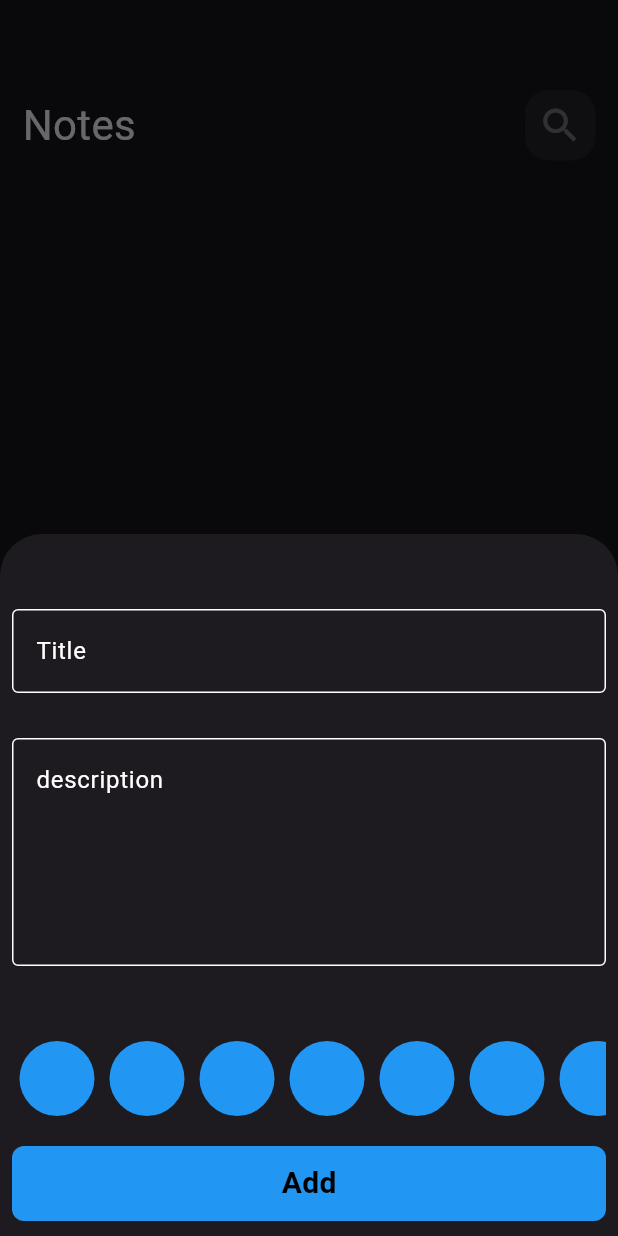
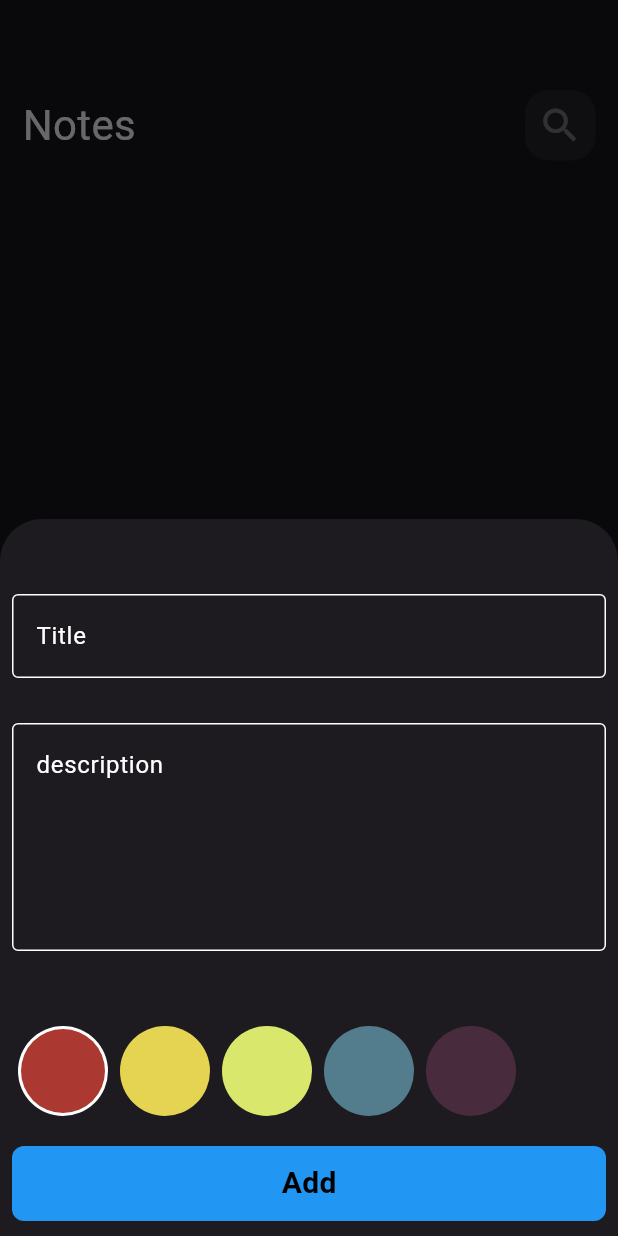
Before and after one commit to AbdelrahmanElkholy41/notes_app, a Flutter app: the screen it shows after launch, after a tap on the "add" icon, on a phone screen of 412 x 824 dp. Run offline on Flutter 3.47's test engine with Material 3 defaults, Android fonts, the phone set to English and light mode, and no system bars; our stand-ins replace flutter_bloc, hive, hive_flutter, modal_progress_hud_nsn; accounts and stored records are empty.

Commit message:
color list view

```diff
--- a/lib/widget/ColoresListView.dart
+++ b/lib/widget/ColoresListView.dart
@@ -2,20 +2,44 @@ import 'package:flutter/cupertino.dart';
 
 import 'contentButtonSheet.dart';
 
-class ColorListView extends StatelessWidget {
+class ColorListView extends StatefulWidget {
   const ColorListView({super.key});
 
   @override
+  State<ColorListView> createState() => _ColorListViewState();
+}
+
+class _ColorListViewState extends State<ColorListView> {
+  int currentIndex = 0;
+  List<Color>colors=[
+    const Color(0xffAC3931),
+    const Color(0xffE5D352),
+    const Color(0xffD9E76C),
+    const Color(0xff537D8D),
+    const Color(0xff482C3D),
+  ];
+  @override
   Widget build(BuildContext context) {
     return SizedBox(
-      height: 50,
+      height: 30 * 2,
       child: ListView.builder(
-          itemCount: 10,
+          itemCount: colors.length,
           scrollDirection: Axis.horizontal,
-          itemBuilder: (context,index){
-            return const ColorItem();
-          }
-      ),
+          itemBuilder: (context, index) {
+            return Padding(
+              padding: const EdgeInsets.symmetric(horizontal: 4.0),
+              child: GestureDetector(
+                  onTap: () {
+                    currentIndex = index;
+                    setState(() {
+
+                    });
+                  },
+                  child: ColorItem(
+                    isActive: currentIndex == index, colors: colors[index],
+                  )),
+            );
+          }),
     );
   }
 }
--- a/lib/widget/contentButtonSheet.dart
+++ b/lib/widget/contentButtonSheet.dart
@@ -118,13 +118,25 @@ class _ContentButtonSheetState extends State<contentButtonSheet> {
 }
 
 class ColorItem extends StatelessWidget {
-  const ColorItem({super.key});
 
+  const ColorItem({super.key, required this.isActive, required this.colors});
+final bool isActive;
+final Color colors;
   @override
   Widget build(BuildContext context) {
-    return const CircleAvatar(
-      backgroundColor: Colors.blue,
+    return isActive ? CircleAvatar(
       radius: 30,
+      backgroundColor: Colors.white,
+      child: CircleAvatar(
+        radius: 28,
+        backgroundColor: colors,
+      ),
+    )
+   :  CircleAvatar(
+          backgroundColor: colors,
+          radius: 30,
     );
+
+
   }
 }
```
